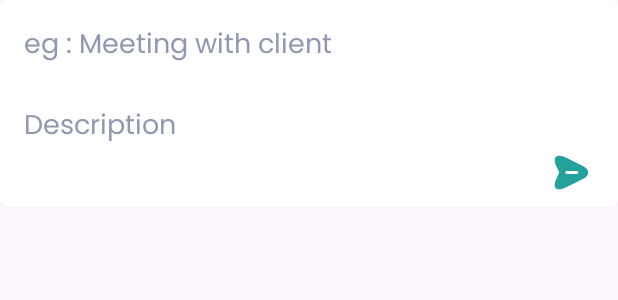
After one commit to Rodinamomen/Toodey, an Android app: the layout new_task.xml on its own in the app's theme, with its tools: preview values and no code run, on a phone screen of 412 x 824 dp. The commit adds this screen. Shown: the top 300 px of the screen. Run offline under Robolectric (Android 15) with nearby library versions, the phone set to English and light mode, and no system bars.

Commit message:
adding task

```diff
--- a/app/build.gradle.kts
+++ b/app/build.gradle.kts
@@ -52,7 +52,7 @@ dependencies {
     implementation("com.google.firebase:firebase-auth-ktx:22.3.1")
     implementation("com.google.firebase:firebase-firestore")
     //crashlytics
-    implementation("com.google.firebase:firebase-crashlytics")
+    //implementation("com.google.firebase:firebase-crashlytics")
     //splash screen
     implementation("com.google.android.gms:play-services-auth:21.0.0")
     // navigation
--- a/app/src/main/java/com/example/todo/authentication/signup/view/SignupFragment.kt
+++ b/app/src/main/java/com/example/todo/authentication/signup/view/SignupFragment.kt
@@ -71,7 +71,7 @@ class signupFragment : Fragment() {
         }
     }
     private fun checkAllFields(emailEt :TextInputLayout, passwordEt: TextInputLayout, fullNameEt: TextInputLayout, reEnterPasswordEt: TextInputLayout): Boolean{
-         var email = emailEt.editText?.text.toString()
+        var email = emailEt.editText?.text.toString()
         if(email==""){
             emailEt.error = "This field is required"
             return false
--- /dev/null
+++ b/app/src/main/java/com/example/todo/home/model/Task.kt
@@ -0,0 +1,6 @@
+package com.example.todo.home.model
+
+data class Task(
+    var taskTitle:String,
+    var taskDesc:String
+)
--- a/app/src/main/java/com/example/todo/note/model/Note.kt
+++ /dev/null
@@ -1,3 +0,0 @@
-package com.example.todo.note.model
-
-data class Note(var task :String, var priority: String)
--- /dev/null
+++ b/app/src/main/res/drawable/ic_save.xml
@@ -0,0 +1,9 @@
+<vector xmlns:android="http://schemas.android.com/apk/res/android"
+    android:width="24dp"
+    android:height="24dp"
+    android:viewportWidth="24"
+    android:viewportHeight="24">
+  <path
+      android:pathData="M18.07,8.51L9.51,4.23C3.76,1.35 1.4,3.71 4.28,9.46L5.15,11.2C5.4,11.71 5.4,12.3 5.15,12.81L4.28,14.54C1.4,20.29 3.75,22.65 9.51,19.77L18.07,15.49C21.91,13.57 21.91,10.43 18.07,8.51ZM14.84,12.75H9.44C9.03,12.75 8.69,12.41 8.69,12C8.69,11.59 9.03,11.25 9.44,11.25H14.84C15.25,11.25 15.59,11.59 15.59,12C15.59,12.41 15.25,12.75 14.84,12.75Z"
+      android:fillColor="#24A19C"/>
+</vector>
--- /dev/null
+++ b/app/src/main/res/layout/new_task.xml
@@ -0,0 +1,57 @@
+<?xml version="1.0" encoding="utf-8"?>
+<androidx.cardview.widget.CardView xmlns:android="http://schemas.android.com/apk/res/android"
+    xmlns:app="http://schemas.android.com/apk/res-auto"
+    xmlns:tools="http://schemas.android.com/tools"
+    android:layout_width="match_parent"
+    android:layout_height="wrap_content"
+    android:background="@color/white"
+    app:cardCornerRadius="5dp"
+    tools:context=".newTask.view.NewTaskFragment">
+
+    <androidx.constraintlayout.widget.ConstraintLayout
+        android:layout_width="match_parent"
+        android:layout_height="match_parent">
+
+        <EditText
+            android:id="@+id/et_new_task_title"
+            android:layout_width="wrap_content"
+            android:layout_height="wrap_content"
+            android:layout_marginStart="16dp"
+            android:layout_marginTop="16dp"
+            android:background="@null"
+            android:ems="10"
+            android:fontFamily="@font/poppins"
+            android:hint="@string/task_name_example"
+            android:inputType="text"
+            android:textColorHint="@color/gray"
+            app:layout_constraintStart_toStartOf="parent"
+            app:layout_constraintTop_toTopOf="parent" />
+
+        <EditText
+            android:id="@+id/et_new_task_description"
+            android:layout_width="wrap_content"
+            android:layout_height="wrap_content"
+            android:layout_marginStart="16dp"
+            android:layout_marginTop="24dp"
+            android:background="@null"
+            android:ems="10"
+            android:fontFamily="@font/poppins"
+            android:hint="@string/task_description"
+            android:inputType="text"
+            android:textColorHint="@color/gray"
+            app:layout_constraintStart_toStartOf="parent"
+            app:layout_constraintTop_toBottomOf="@+id/et_new_task_title" />
+
+        <ImageView
+            android:id="@+id/iv_save_new_task"
+            android:layout_width="30dp"
+            android:layout_height="30dp"
+            android:layout_marginEnd="16dp"
+            android:layout_marginBottom="8dp"
+            android:src="@drawable/ic_save"
+            app:layout_constraintBottom_toBottomOf="parent"
+            app:layout_constraintEnd_toEndOf="parent"
+            app:layout_constraintTop_toBottomOf="@+id/et_new_task_description" />
+    </androidx.constraintlayout.widget.ConstraintLayout>
+
+</androidx.cardview.widget.CardView>
--- a/app/src/main/res/layout/task_item.xml
+++ b/app/src/main/res/layout/task_item.xml
@@ -3,16 +3,18 @@
     xmlns:app="http://schemas.android.com/apk/res-auto"
     xmlns:tools="http://schemas.android.com/tools"
     android:layout_width="match_parent"
-    android:layout_height="match_parent"
+    android:layout_height="wrap_content"
     android:background="@drawable/task_item_shape">
 
     <androidx.cardview.widget.CardView
         android:layout_width="wrap_content"
         android:layout_height="wrap_content"
-        android:layout_marginTop="50dp"
+        android:layout_marginTop="24dp"
+        android:layout_marginBottom="24dp"
         android:background="@drawable/task_item_shape"
         app:cardCornerRadius="8dp"
         app:cardElevation="5dp"
+        app:layout_constraintBottom_toBottomOf="parent"
         app:layout_constraintEnd_toEndOf="parent"
         app:layout_constraintStart_toStartOf="parent"
         app:layout_constraintTop_toTopOf="parent">
--- a/app/src/main/res/navigation/nav_graph.xml
+++ b/app/src/main/res/navigation/nav_graph.xml
@@ -30,7 +30,7 @@
     </fragment>
     <fragment
         android:id="@+id/homeFragment"
-        android:name="com.example.todo.home.HomeFragment"
+        android:name="com.example.todo.home.view.HomeFragment"
         android:label="fragment_home"
         tools:layout="@layout/fragment_home" />
 </navigation>
--- a/app/src/main/res/values/strings.xml
+++ b/app/src/main/res/values/strings.xml
@@ -30,6 +30,8 @@
     <string name="priority_2">Priority task 2</string>
     <string name="priority_3">Priority task 3</string>
     <string name="priority_4">Priority task 4</string>
+    <string name="task_name_example">eg : Meeting with client</string>
+    <string name="task_description">Description</string>
     <!-- TODO: Remove or change this placeholder text -->
     <string name="hello_blank_fragment">Hello blank fragment</string>
 </resources>
```
Also changed, not shown: app/src/main/java/com/example/todo/authentication/signup/viewModel/SignUpViewModel.kt (+5 -3 lines), app/src/main/java/com/example/todo/home/HomeFragment.kt (deleted, +0 -20 lines), app/src/main/java/com/example/todo/home/adapter/HomeRecyclerViewAdapter.kt (added, +29 -0 lines), app/src/main/java/com/example/todo/home/view/HomeFragment.kt (added, +61 -0 lines), app/src/main/java/com/example/todo/home/viewModel/HomeViewModel.kt (added, +59 -0 lines), app/src/main/java/com/example/todo/note/NoteFragment.kt (deleted, +0 -22 lines), app/src/main/res/layout/fragment_home.xml (+11 -2 lines), app/src/main/res/layout/fragment_note.xml (deleted, +0 -14 lines).
